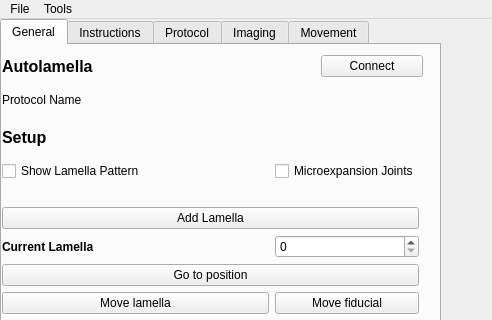
Before: the Qt Designer form autolamella/ui/UI.ui in DeMarcoLab/autolamella, drawn with Qt 5; both pictures show x 0 to 492 and y 0 to 320 of the 920 by 989 pixel window.
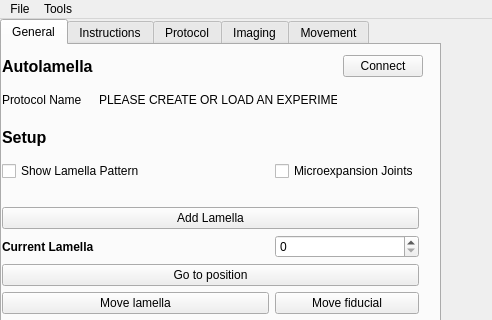
After: the same form once the commit is applied.

Commit message: check state before moving

```diff
--- a/autolamella/ui/UI.ui
+++ b/autolamella/ui/UI.ui
@@ -121,7 +121,7 @@
        <item row="1" column="1" colspan="2">
         <widget class="QLabel" name="protocol_txt">
          <property name="text">
-          <string/>
+          <string>PLEASE CREATE OR LOAD AN EXPERIMENT</string>
          </property>
         </widget>
        </item>
```
Left out of the diff: 6 changed lines with no effect on the pictures. The commit also changes 2 other files.
